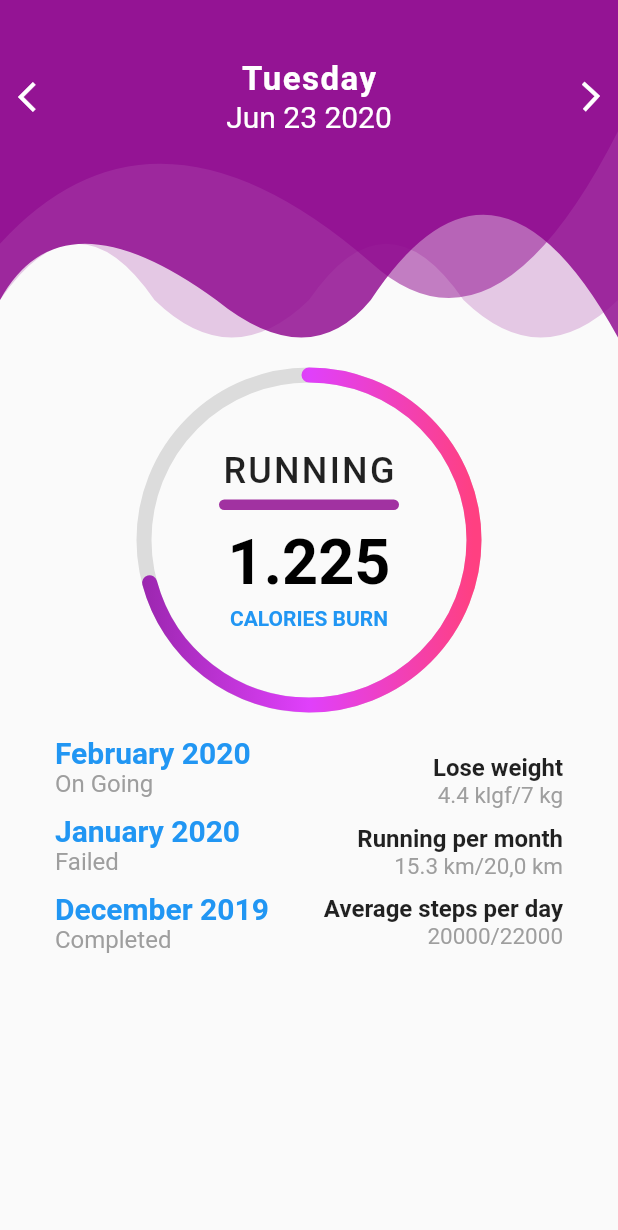
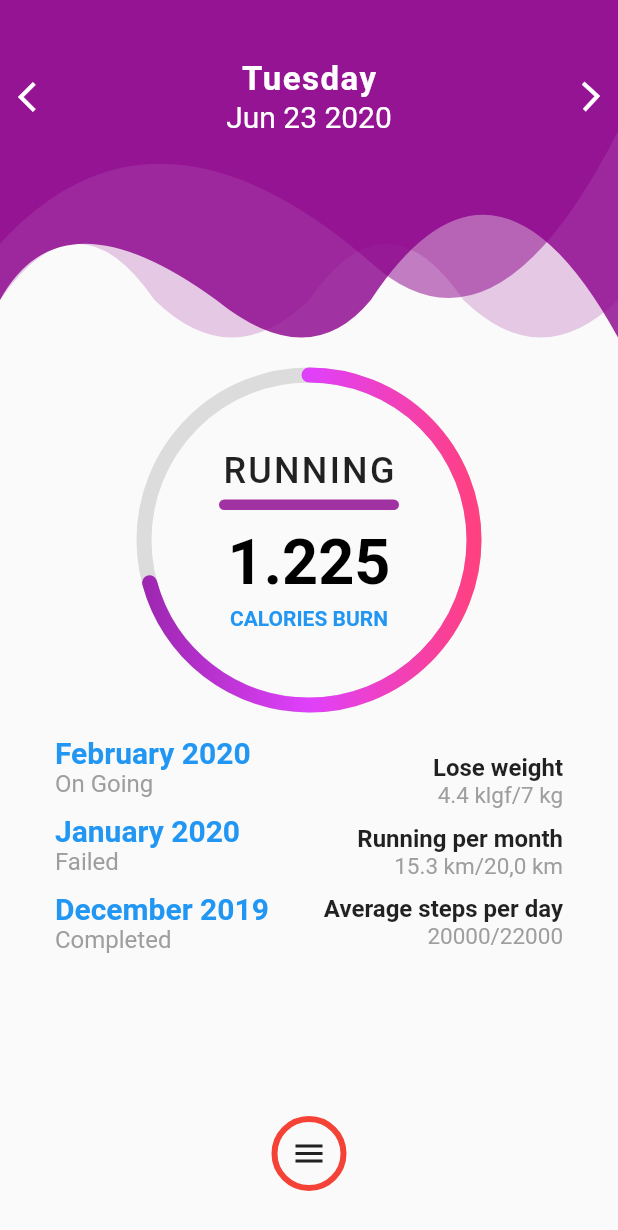
Before and after one commit to saif-15/Fitness-App-UI, a Flutter app: the screen it shows after launch, on a phone screen of 412 x 824 dp. Shown: the top 1230 px of the screen. Run offline on Flutter 3.47's test engine with Material 2 defaults, Android fonts, the phone set to English and light mode, and no system bars.

Commit message:
first page completed

```diff
--- a/lib/list.dart
+++ b/lib/list.dart
@@ -3,7 +3,9 @@ import 'package:flutter/material.dart';
 class ListData extends StatelessWidget {
   @override
   Widget build(BuildContext context) {
-    return Row(
+    return Column(
+      children: <Widget>[
+        Row(
           mainAxisAlignment: MainAxisAlignment.spaceEvenly,
           children: <Widget>[
             Column(
@@ -119,6 +121,11 @@ class ListData extends StatelessWidget {
               ],
             )
           ],
+        ),
+        SizedBox(
+          height: 10.0,
+        ),
+      ],
     );
   }
 }
--- a/lib/main.dart
+++ b/lib/main.dart
@@ -4,23 +4,81 @@ import 'package:flutter/material.dart';
 
 import 'list.dart';
 
-void main()=>runApp(MyApp());
+void main() => runApp(MaterialApp(
+      home: MyApp(),
+      debugShowCheckedModeBanner: false,
+    ));
 
-class MyApp extends StatelessWidget {
+class MyApp extends StatefulWidget {
+  @override
+  _MyAppState createState() => _MyAppState();
+}
+
+class _MyAppState extends State<MyApp> with SingleTickerProviderStateMixin {
+  var animationController;
+
+  @override
+  void initState() {
+    animationController = AnimationController(vsync: this,duration: Duration(seconds: 1));
+    super.initState();
+  }
+
   @override
   Widget build(BuildContext context) {
-    return MaterialApp(
-      debugShowCheckedModeBanner: false,
-      home: Scaffold(
-          body:Column(
+    var width = MediaQuery.of(context).size.width;
+    return Scaffold(
+      body: Stack(
+        children: <Widget>[
+          Column(
             children: <Widget>[
-              TopBar(),
-              RadialProgressBar(),
-              SizedBox(height: 20,),
-              ListData(),
+              Stack(
+                children: <Widget>[
+                  Column(
+                    children: <Widget>[
+                      TopBar(),
+                      RadialProgressBar(),
+                      SizedBox(
+                        height: 20.0,
+                      ),
+                      ListData(),
+                    ],
+                  ),
+                ],
+              ),
             ],
           ),
-        ),
+          Positioned(
+              left: width / 2 - 25,
+              bottom: 30.0,
+              child: Center(
+                child: Container(
+                  width: 50,
+                  height: 50,
+                  decoration: BoxDecoration(
+                      shape: BoxShape.circle,
+                      border: Border.all(color: Colors.red, width: 4.0)),
+                  child: IconButton(
+                      icon: AnimatedIcon(
+                        icon: AnimatedIcons.menu_close,
+                        progress: animationController.view,
+                      ),
+                      onPressed: () {
+                        onIconPressed();
+                      }),
+                ),
+              ))
+        ],
+      ),
     );
   }
+
+  void onIconPressed() {
+    animationStatus
+        ? animationController.reverse()
+        : animationController.forward();
+  }
+
+  bool get animationStatus {
+    return animationController.status == AnimationStatus.completed;
+  }
 }
```
Lines whose indentation alone changed are shown as unchanged.
